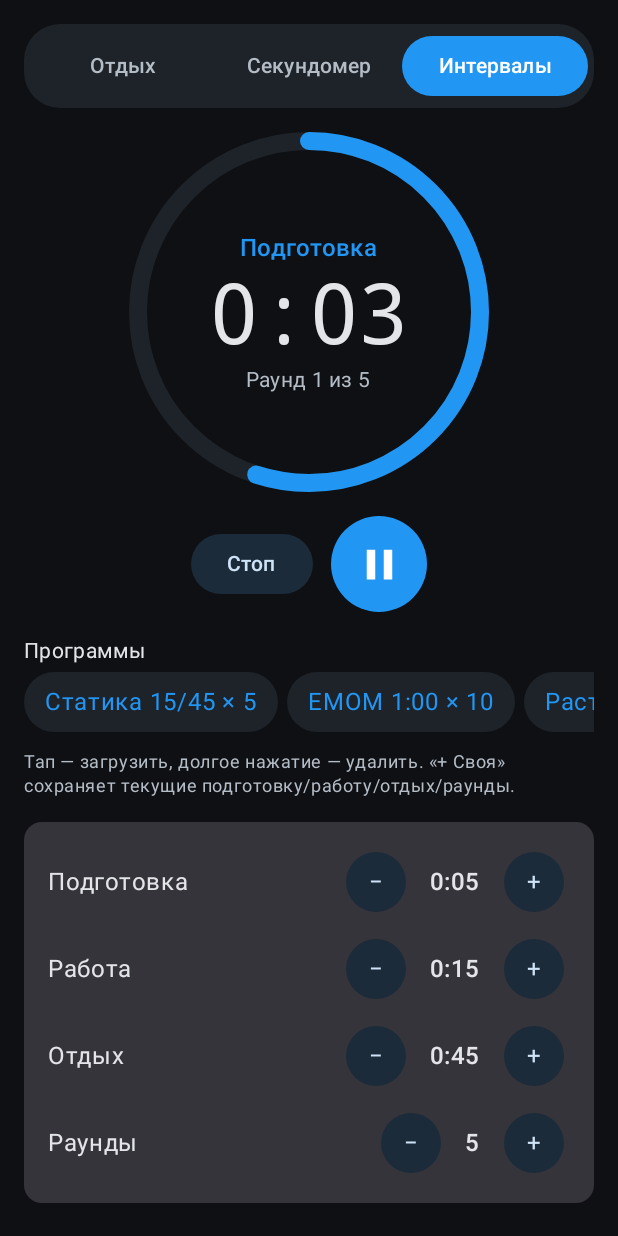
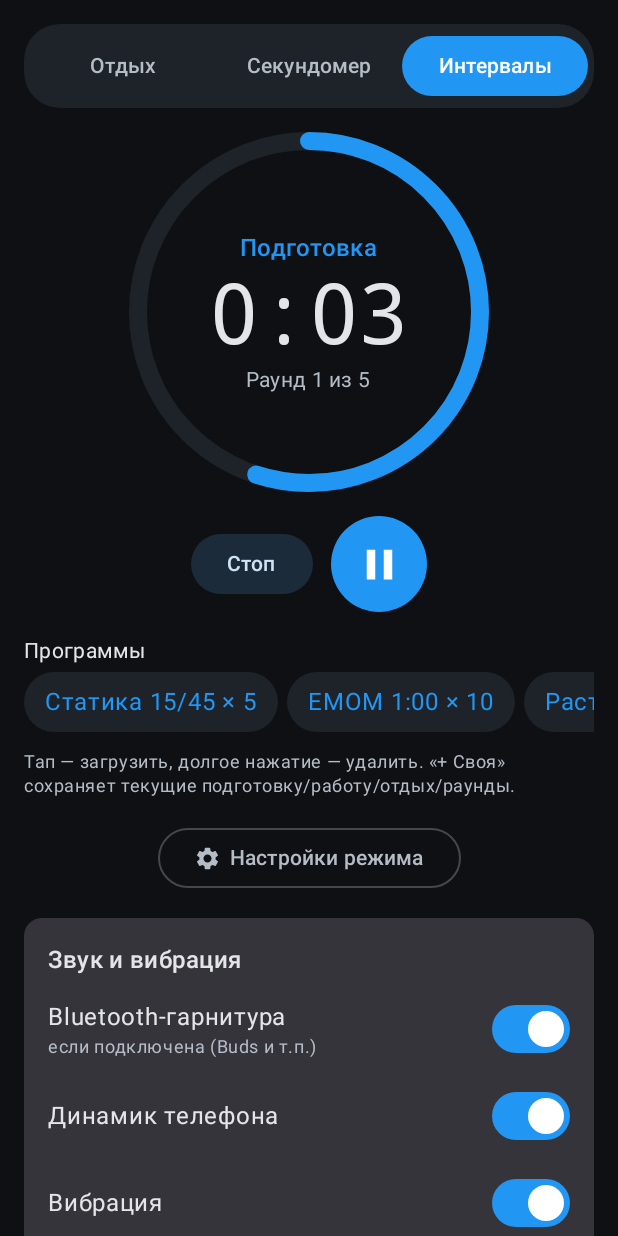
Before and after one commit to Airatik2004/Streetlift, an Android app built with Jetpack Compose: the composable TimerScreen shown on its own in the app's theme, after a tap on "Старт", on a phone screen of 412 x 824 dp. Run offline under Robolectric (Android 15) with nearby library versions, the phone set to English and light mode, and no system bars; 3 other taps on this screen came first.

Commit message:
Звук: гарнитура/динамик/вибрация; таймер: свайп режимов, настройки в окне; свайп вкладок
Co-Authored-By: Claude Opus 5.5 <noreply@anthropic.com>
Claude-Session: https://claude.ai/code/session_01CnvAUYGLVMCzHoVuzjBdZB

```diff
--- /dev/null
+++ b/app/src/main/java/ru/streetlift/tracker/timer/SignalPlayer.kt
@@ -0,0 +1,119 @@
+package ru.streetlift.tracker.timer
+
+import android.content.ContentResolver
+import android.content.Context
+import android.media.AudioAttributes
+import android.media.AudioDeviceInfo
+import android.media.AudioManager
+import android.media.MediaPlayer
+import android.net.Uri
+import android.os.Build
+import android.os.VibrationEffect
+import android.os.Vibrator
+import android.os.VibratorManager
+import android.util.Log
+import ru.streetlift.tracker.R
+
+/**
+ * Проигрывание сигналов с выбором вывода: Bluetooth-гарнитура и/или динамик телефона
+ * (независимо), плюс вибрация. Каждому устройству — свой плеер с preferredDevice.
+ */
+object SignalPlayer {
+    private const val TAG = "SignalPlayer"
+    private val active = mutableListOf<MediaPlayer>()
+
+    private fun rawUri(ctx: Context, res: Int): Uri =
+        Uri.parse("${ContentResolver.SCHEME_ANDROID_RESOURCE}://${ctx.packageName}/$res")
+
+    private val btTypes: Set<Int> by lazy {
+        buildSet {
+            add(AudioDeviceInfo.TYPE_BLUETOOTH_A2DP)
+            add(AudioDeviceInfo.TYPE_BLUETOOTH_SCO)
+            if (Build.VERSION.SDK_INT >= 31) {
+                add(AudioDeviceInfo.TYPE_BLE_HEADSET)
+                add(AudioDeviceInfo.TYPE_BLE_SPEAKER)
+            }
+        }
+    }
+
+    /** Устройства вывода по настройкам. null в списке — «как решит система» (до Android 9). */
+    private fun targets(ctx: Context, p: TimerPrefs.Prefs): List<AudioDeviceInfo?> {
+        if (!p.soundEnabled) return emptyList()
+        if (Build.VERSION.SDK_INT < 28) return if (p.outSpeaker || p.outBt) listOf(null) else emptyList()
+        val am = ctx.getSystemService(AudioManager::class.java)
+        val outs = am.getDevices(AudioManager.GET_DEVICES_OUTPUTS)
+        val list = mutableListOf<AudioDeviceInfo?>()
+        if (p.outBt) outs.firstOrNull { it.type in btTypes }?.let { list += it }
+        if (p.outSpeaker) outs.firstOrNull { it.type == AudioDeviceInfo.TYPE_BUILTIN_SPEAKER }?.let { list += it }
+        return list
+    }
+
+    private fun play(ctx: Context, uri: Uri, maxMs: Long?) {
+        val p = TimerPrefs.load(ctx)
+        val app = ctx.applicationContext
+        for (dev in targets(app, p)) {
+            try {
+                val mp = MediaPlayer()
+                mp.setAudioAttributes(
+                    AudioAttributes.Builder()
+                        .setUsage(AudioAttributes.USAGE_MEDIA)
+                        .setContentType(AudioAttributes.CONTENT_TYPE_SONIFICATION)
+                        .build(),
+                )
+                mp.setDataSource(app, uri)
+                if (dev != null && Build.VERSION.SDK_INT >= 28) mp.setPreferredDevice(dev)
+                val v = p.volume.coerceIn(0.1f, 1f)
+                mp.setVolume(v, v)
+                mp.setOnCompletionListener { done -> release(done) }
+                mp.setOnErrorListener { bad, _, _ -> release(bad); true }
+                mp.prepare()
+                mp.start()
+                synchronized(active) { active += mp }
+                if (maxMs != null) {
+                    android.os.Handler(android.os.Looper.getMainLooper()).postDelayed({ release(mp) }, maxMs)
+                }
+            } catch (e: Exception) {
+                Log.w(TAG, "play failed", e)
+            }
+        }
+    }
+
+    private fun release(mp: MediaPlayer) {
+        synchronized(active) { if (!active.remove(mp)) return }
+        try {
+            if (mp.isPlaying) mp.stop()
+        } catch (_: Exception) {
+        }
+        mp.release()
+    }
+
+    fun pip(ctx: Context) = play(ctx, rawUri(ctx, R.raw.timer_pip), null)
+
+    /** Сигнал окончания: встроенный свисток или выбранная мелодия (не дольше 3 с). */
+    fun signal(ctx: Context) {
+        val p = TimerPrefs.load(ctx)
+        val uri = p.soundUri?.let { Uri.parse(it) } ?: rawUri(ctx, R.raw.timer_whistle)
+        play(ctx, uri, 3_000)
+        vibrate(ctx, TimerPrefs.VIBRATION_MS)
+    }
+
+    fun vibrate(ctx: Context, ms: Long) {
+        if (!TimerPrefs.load(ctx).vibration) return
+        try {
+            val vib: Vibrator = if (Build.VERSION.SDK_INT >= 31) {
+                ctx.getSystemService(VibratorManager::class.java).defaultVibrator
+            } else {
+                @Suppress("DEPRECATION")
+                ctx.getSystemService(Vibrator::class.java)
+            }
+            vib.vibrate(VibrationEffect.createOneShot(ms, VibrationEffect.DEFAULT_AMPLITUDE))
+        } catch (e: Exception) {
+            Log.w(TAG, "vibrate failed", e)
+        }
+    }
+
+    fun stopAll() {
+        val list = synchronized(active) { active.toList() }
+        list.forEach { release(it) }
+    }
+}
--- a/app/src/main/java/ru/streetlift/tracker/timer/TimerPrefs.kt
+++ b/app/src/main/java/ru/streetlift/tracker/timer/TimerPrefs.kt
@@ -18,6 +18,9 @@ object TimerPrefs {
         /** Громкость 0.1..1.0 (Android 9+). */
         val volume: Float = 1f,
         val vibration: Boolean = true,
+        /** Куда выводить звук: Bluetooth-гарнитура и/или динамик телефона (независимо). */
+        val outBt: Boolean = true,
+        val outSpeaker: Boolean = true,
         /** Короткие пики за 3, 2, 1 секунду до конца. */
         val countdownBeeps: Boolean = true,
         /** Секундомер (статика): задержка старта 0/3/5 с и пик каждые 0/5/10 с. */
@@ -64,6 +67,8 @@ object TimerPrefs {
             soundUri = p.getString("soundUri", null),
             volume = p.getFloat("volume", 1f),
             vibration = p.getBoolean("vibrationOn", true),
+            outBt = p.getBoolean("outBt", true),
+            outSpeaker = p.getBoolean("outSpeaker", true),
             countdownBeeps = p.getBoolean("countdownBeeps", true),
             stopwatchDelay = p.getInt("swDelay", 3),
             stopwatchBeepEvery = p.getInt("swBeep", 5),
@@ -80,6 +85,8 @@ object TimerPrefs {
             .putString("soundUri", prefs.soundUri)
             .putFloat("volume", prefs.volume)
             .putBoolean("vibrationOn", prefs.vibration)
+            .putBoolean("outBt", prefs.outBt)
+            .putBoolean("outSpeaker", prefs.outSpeaker)
             .putBoolean("countdownBeeps", prefs.countdownBeeps)
             .putInt("swDelay", prefs.stopwatchDelay)
             .putInt("swBeep", prefs.stopwatchBeepEvery)
--- a/app/src/main/java/ru/streetlift/tracker/ui/timer/TimerUi.kt
+++ b/app/src/main/java/ru/streetlift/tracker/ui/timer/TimerUi.kt
@@ -39,6 +39,8 @@ import androidx.compose.material.icons.filled.Edit
 import androidx.compose.material.icons.filled.Pause
 import androidx.compose.material.icons.filled.PlayArrow
 import androidx.compose.material.icons.filled.Refresh
+import kotlinx.coroutines.launch
+import androidx.compose.material.icons.filled.Settings
 import androidx.compose.material3.AlertDialog
 import androidx.compose.material3.FilledIconButton
 import androidx.compose.material3.FilledTonalButton
@@ -278,15 +280,32 @@ fun RestTimerPanel(
     }
 }
 
-/** Вкладка «Таймер»: три режима — Отдых, Секундомер, Интервалы. */
+/** Вкладка «Таймер»: три режима (свайп или переключатель), под таймером — звук, настройки режима — по ⚙. */
+@OptIn(androidx.compose.foundation.ExperimentalFoundationApi::class)
 @Composable
 fun TimerScreen() {
-    var mode by remember { mutableStateOf(0) }
+    val ctx = LocalContext.current
+    val pager = androidx.compose.foundation.pager.rememberPagerState { 3 }
+    val scope = androidx.compose.runtime.rememberCoroutineScope()
     val sw by Stopwatch.state.collectAsStateWithLifecycle()
     val iv by IntervalTimer.state.collectAsStateWithLifecycle()
+    // Одно состояние настроек на всю вкладку — окно настроек и блок звука не перезаписывают друг друга
+    var prefs by remember { mutableStateOf(TimerPrefs.load(ctx)) }
+    val update: (TimerPrefs.Prefs) -> Unit = { np ->
+        prefs = np
+        TimerPrefs.save(ctx, np)
+    }
+    var settingsFor by remember { mutableStateOf<Int?>(null) }
     // Экран не гаснет, пока идёт секундомер или интервалы
     KeepScreenOn(sw.active || iv.active)
 
+    Column(Modifier.fillMaxSize()) {
+        Box(Modifier.padding(start = 16.dp, end = 16.dp, top = 16.dp)) {
+            ModeSwitch(listOf("Отдых", "Секундомер", "Интервалы"), pager.currentPage) {
+                scope.launch { pager.animateScrollToPage(it) }
+            }
+        }
+        androidx.compose.foundation.pager.HorizontalPager(state = pager, modifier = Modifier.weight(1f)) { page ->
             Column(
                 Modifier
                     .fillMaxSize()
@@ -295,16 +314,68 @@ fun TimerScreen() {
                 horizontalAlignment = Alignment.CenterHorizontally,
                 verticalArrangement = Arrangement.spacedBy(16.dp),
             ) {
-        ModeSwitch(listOf("Отдых", "Секундомер", "Интервалы"), mode) { mode = it }
-        when (mode) {
-            0 -> {
-                RestTimerPanel(recommendation = null, compact = false)
-                SignalSettingsCard()
+                when (page) {
+                    0 -> RestTimerPanel(recommendation = null, compact = false)
+                    1 -> StopwatchPanel(sw)
+                    else -> IntervalsPanel(iv, prefs, update)
                 }
-            1 -> StopwatchPanel(sw)
-            else -> IntervalsPanel(iv)
+                OutlinedButton(onClick = { settingsFor = page }) {
+                    Icon(Icons.Filled.Settings, contentDescription = null, modifier = Modifier.size(18.dp))
+                    Spacer(Modifier.width(6.dp))
+                    Text("Настройки режима")
+                }
+                SignalSettingsCard(prefs, update)
             }
         }
+    }
+    settingsFor?.let { mode -> ModeSettingsDialog(mode, prefs, update) { settingsFor = null } }
+}
+
+/** Отдельное окно с настройками режима. */
+@OptIn(ExperimentalMaterial3Api::class)
+@Composable
+private fun ModeSettingsDialog(mode: Int, prefs: TimerPrefs.Prefs, update: (TimerPrefs.Prefs) -> Unit, onDismiss: () -> Unit) {
+    AlertDialog(
+        onDismissRequest = onDismiss,
+        title = { Text(listOf("Отдых", "Секундомер", "Интервалы")[mode]) },
+        text = {
+            Column(verticalArrangement = Arrangement.spacedBy(12.dp)) {
+                when (mode) {
+                    0 -> Row(verticalAlignment = Alignment.CenterVertically) {
+                        Column(Modifier.weight(1f)) {
+                            Text("Пики за 3 секунды до конца")
+                            Text(
+                                "короткий обратный отсчёт: пик-пик-пик",
+                                style = MaterialTheme.typography.bodySmall,
+                                color = MaterialTheme.colorScheme.onSurfaceVariant,
+                            )
+                        }
+                        Switch(checked = prefs.countdownBeeps, onCheckedChange = { update(prefs.copy(countdownBeeps = it)) })
+                    }
+                    1 -> {
+                        ChoiceRow("Задержка старта", listOf(0 to "Выкл", 3 to "3с", 5 to "5с"), prefs.stopwatchDelay) {
+                            update(prefs.copy(stopwatchDelay = it))
+                        }
+                        ChoiceRow("Звуковая отсечка", listOf(0 to "Выкл", 5 to "5с", 10 to "10с"), prefs.stopwatchBeepEvery) {
+                            update(prefs.copy(stopwatchBeepEvery = it))
+                        }
+                        Text(
+                            "Эти же настройки — у секундомера статики на тренировке.",
+                            style = MaterialTheme.typography.bodySmall,
+                            color = MaterialTheme.colorScheme.onSurfaceVariant,
+                        )
+                    }
+                    else -> {
+                        IntervalStepper("Подготовка", Fmt.clock(prefs.ivPrep)) { d -> update(prefs.copy(ivPrep = (prefs.ivPrep + d * 5).coerceIn(0, 60))) }
+                        IntervalStepper("Работа", Fmt.clock(prefs.ivWork)) { d -> update(prefs.copy(ivWork = (prefs.ivWork + d * 5).coerceIn(5, 3600))) }
+                        IntervalStepper("Отдых", Fmt.clock(prefs.ivRest)) { d -> update(prefs.copy(ivRest = (prefs.ivRest + d * 5).coerceIn(0, 3600))) }
+                        IntervalStepper("Раунды", prefs.ivRounds.toString()) { d -> update(prefs.copy(ivRounds = (prefs.ivRounds + d).coerceIn(1, 99))) }
+                    }
+                }
+            }
+        },
+        confirmButton = { TextButton(onClick = onDismiss) { Text("Готово") } },
+    )
 }
 
 /** Держать экран включённым (FLAG_KEEP_SCREEN_ON) пока [on]. */
@@ -372,11 +443,6 @@ private fun ChoiceRow(label: String, options: List<Pair<Int, String>>, value: In
 @Composable
 private fun StopwatchPanel(sw: Stopwatch.State) {
     val ctx = LocalContext.current
-    var prefs by remember { mutableStateOf(TimerPrefs.load(ctx)) }
-    fun update(p: TimerPrefs.Prefs) {
-        prefs = p
-        TimerPrefs.save(ctx, p)
-    }
     Text(
         if (sw.countdown > 0) "${sw.countdown}" else formatStopwatch(sw.elapsedMs),
         style = TimerDigits.copy(fontSize = 64.sp),
@@ -413,31 +479,11 @@ private fun StopwatchPanel(sw: Stopwatch.State) {
             }
         }
     }
-    Card(Modifier.fillMaxWidth()) {
-        Column(Modifier.padding(16.dp), verticalArrangement = Arrangement.spacedBy(12.dp)) {
-            ChoiceRow("Задержка старта", listOf(0 to "Выкл", 3 to "3с", 5 to "5с"), prefs.stopwatchDelay) {
-                update(prefs.copy(stopwatchDelay = it))
-            }
-            ChoiceRow("Звуковая отсечка", listOf(0 to "Выкл", 5 to "каждые 5с", 10 to "каждые 10с"), prefs.stopwatchBeepEvery) {
-                update(prefs.copy(stopwatchBeepEvery = it))
-            }
-            Text(
-                "Эти же настройки — у секундомера статики на тренировке.",
-                style = MaterialTheme.typography.bodySmall,
-                color = MaterialTheme.colorScheme.onSurfaceVariant,
-            )
-        }
-    }
 }
 
 @Composable
-private fun IntervalsPanel(iv: IntervalTimer.State) {
+private fun IntervalsPanel(iv: IntervalTimer.State, prefs: TimerPrefs.Prefs, update: (TimerPrefs.Prefs) -> Unit) {
     val ctx = LocalContext.current
-    var prefs by remember { mutableStateOf(TimerPrefs.load(ctx)) }
-    fun update(p: TimerPrefs.Prefs) {
-        prefs = p
-        TimerPrefs.save(ctx, p)
-    }
     val cfg = IntervalTimer.Config(prefs.ivPrep, prefs.ivWork, prefs.ivRest, prefs.ivRounds)
 
     TimerRing(if (iv.active) iv.progress else 1f, 240.dp, 12.dp, iv.phase == IntervalTimer.Phase.DONE) {
@@ -469,14 +515,6 @@ private fun IntervalsPanel(iv: IntervalTimer.State) {
         }
     }
     IntervalPrograms(cfg) { p -> update(prefs.copy(ivPrep = p.prep, ivWork = p.work, ivRest = p.rest, ivRounds = p.rounds)) }
-    Card(Modifier.fillMaxWidth()) {
-        Column(Modifier.padding(16.dp), verticalArrangement = Arrangement.spacedBy(10.dp)) {
-            IntervalStepper("Подготовка", Fmt.clock(prefs.ivPrep)) { d -> update(prefs.copy(ivPrep = (prefs.ivPrep + d * 5).coerceIn(0, 60))) }
-            IntervalStepper("Работа", Fmt.clock(prefs.ivWork)) { d -> update(prefs.copy(ivWork = (prefs.ivWork + d * 5).coerceIn(5, 3600))) }
-            IntervalStepper("Отдых", Fmt.clock(prefs.ivRest)) { d -> update(prefs.copy(ivRest = (prefs.ivRest + d * 5).coerceIn(0, 3600))) }
-            IntervalStepper("Раунды", prefs.ivRounds.toString()) { d -> update(prefs.copy(ivRounds = (prefs.ivRounds + d).coerceIn(1, 99))) }
-        }
-    }
 }
 
 @Composable
@@ -498,13 +536,8 @@ private fun soundTitle(context: Context, uri: String?): String {
 /** Настройки сигнала окончания отдыха: мелодия, длительность, громкость, вибрация, пики. */
 @OptIn(ExperimentalMaterial3Api::class)
 @Composable
-fun SignalSettingsCard() {
+fun SignalSettingsCard(p: TimerPrefs.Prefs, update: (TimerPrefs.Prefs) -> Unit) {
     val ctx = LocalContext.current
-    var p by remember { mutableStateOf(TimerPrefs.load(ctx)) }
-    fun update(np: TimerPrefs.Prefs) {
-        p = np
-        TimerPrefs.save(ctx, np)
-    }
     val picker = rememberLauncherForActivityResult(ActivityResultContracts.StartActivityForResult()) { res ->
         if (res.resultCode == Activity.RESULT_OK) {
             val picked = res.data?.let {
@@ -517,13 +550,28 @@ fun SignalSettingsCard() {
 
     Card(Modifier.fillMaxWidth()) {
         Column(Modifier.padding(16.dp), verticalArrangement = Arrangement.spacedBy(10.dp)) {
-            Text("Сигнал окончания отдыха", style = MaterialTheme.typography.titleMedium)
+            Text("Звук и вибрация", style = MaterialTheme.typography.titleMedium)
 
             Row(verticalAlignment = Alignment.CenterVertically) {
-                Text("Звук", Modifier.weight(1f))
-                Switch(checked = p.soundEnabled, onCheckedChange = { update(p.copy(soundEnabled = it)) })
+                Column(Modifier.weight(1f)) {
+                    Text("Bluetooth-гарнитура")
+                    Text(
+                        "если подключена (Buds и т.п.)",
+                        style = MaterialTheme.typography.bodySmall,
+                        color = MaterialTheme.colorScheme.onSurfaceVariant,
+                    )
                 }
-            if (p.soundEnabled) {
+                Switch(checked = p.outBt, onCheckedChange = { update(p.copy(outBt = it, soundEnabled = it || p.outSpeaker)) })
+            }
+            Row(verticalAlignment = Alignment.CenterVertically) {
+                Text("Динамик телефона", Modifier.weight(1f))
+                Switch(checked = p.outSpeaker, onCheckedChange = { update(p.copy(outSpeaker = it, soundEnabled = it || p.outBt)) })
+            }
+            Row(verticalAlignment = Alignment.CenterVertically) {
+                Text("Вибрация", Modifier.weight(1f))
+                Switch(checked = p.vibration, onCheckedChange = { update(p.copy(vibration = it)) })
+            }
+            if (p.outBt || p.outSpeaker) {
                 OutlinedButton(
                     onClick = {
                         val current = p.soundUri?.let { Uri.parse(it) }
@@ -537,7 +585,7 @@ fun SignalSettingsCard() {
                     },
                     modifier = Modifier.fillMaxWidth(),
                 ) {
-                    Text("Мелодия: $title", maxLines = 1)
+                    Text("Сигнал: $title", maxLines = 1)
                 }
                 if (p.soundUri != null) {
                     TextButton(onClick = { update(p.copy(soundUri = null)) }) { Text("Вернуть встроенный свисток") }
@@ -545,34 +593,16 @@ fun SignalSettingsCard() {
                 Text("Громкость: ${(p.volume * 100).toInt()}%", style = MaterialTheme.typography.bodyMedium)
                 Slider(
                     value = p.volume,
-                    onValueChange = { p = p.copy(volume = it) },
-                    onValueChangeFinished = { TimerPrefs.save(ctx, p) },
+                    onValueChange = { update(p.copy(volume = it)) },
                     valueRange = 0.1f..1f,
                 )
             }
 
-            Row(verticalAlignment = Alignment.CenterVertically) {
-                Text("Вибрация вместе со свистком", Modifier.weight(1f))
-                Switch(checked = p.vibration, onCheckedChange = { update(p.copy(vibration = it)) })
-            }
-
-            Row(verticalAlignment = Alignment.CenterVertically) {
-                Column(Modifier.weight(1f)) {
-                    Text("Пики за 3 секунды до конца")
-                    Text(
-                        "короткий обратный отсчёт: пик-пик-пик",
-                        style = MaterialTheme.typography.bodySmall,
-                        color = MaterialTheme.colorScheme.onSurfaceVariant,
-                    )
-                }
-                Switch(checked = p.countdownBeeps, onCheckedChange = { update(p.copy(countdownBeeps = it)) })
-            }
-
-            Button(onClick = { TimerActions.start(ctx, 4_000, "Проверка сигнала") }, modifier = Modifier.fillMaxWidth()) {
-                Text("Проверить (таймер на 4 с)")
+            Button(onClick = { ru.streetlift.tracker.timer.SignalPlayer.signal(ctx) }, modifier = Modifier.fillMaxWidth()) {
+                Text("Проверить сигнал")
             }
             Text(
-                "Звук идёт через громкость будильника, поэтому слышен и в беззвучном режиме.",
+                "Звук идёт через громкость мультимедиа. Если включена только гарнитура, а она не подключена — будет только вибрация.",
                 style = MaterialTheme.typography.bodySmall,
                 color = MaterialTheme.colorScheme.onSurfaceVariant,
             )
```
Also changed, not shown: app/src/main/java/ru/streetlift/tracker/timer/Beeper.kt (+3 -26 lines), app/src/main/java/ru/streetlift/tracker/timer/TimerService.kt (+14 -5 lines), app/src/main/java/ru/streetlift/tracker/ui/AppRoot.kt (+18 -16 lines). Lines whose indentation alone changed are shown as unchanged.
